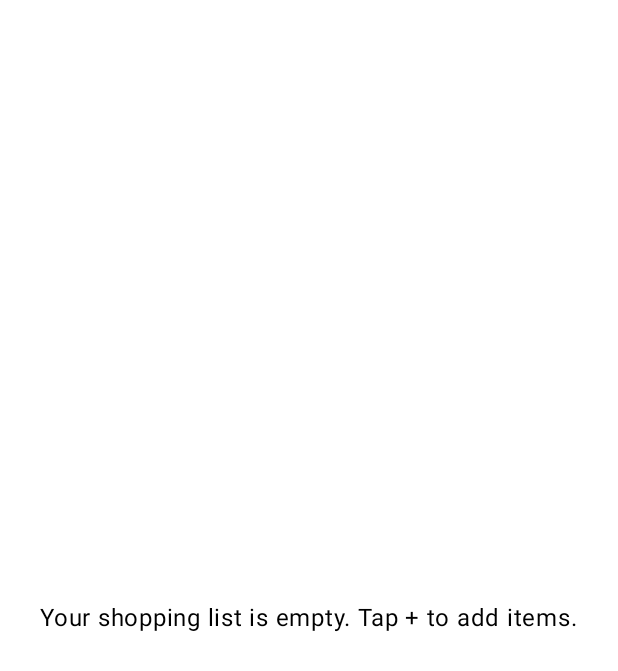
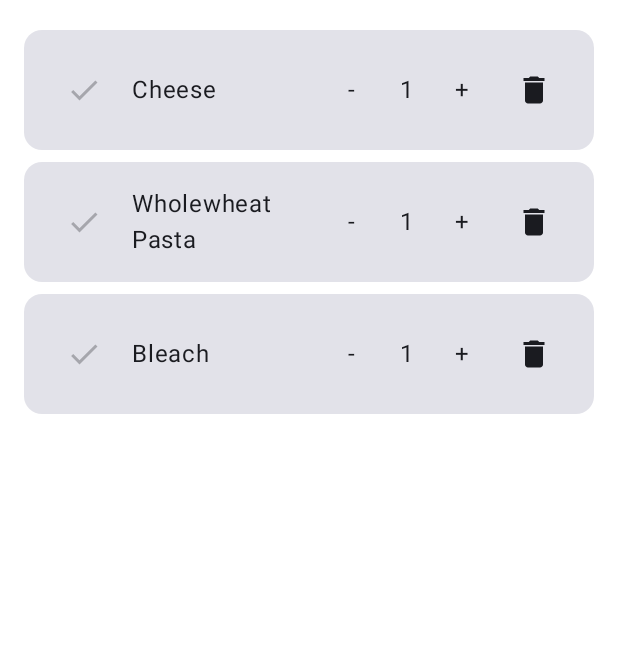
Before and after one commit to LukaFenir/lucius-list, an Android app built with Jetpack Compose: the @Preview function ShoppingListScreenPreview, on a phone screen of 412 x 824 dp. Shown: the top 671 px of the screen. Run offline under Robolectric (Android 15) with nearby library versions, the phone set to English and light mode, and no system bars.

Commit message:
feat: Display list of items on List Screen
Introduced a ShoppingListRow with interesting implementation commented
out for now

```diff
--- a/app/build.gradle.kts
+++ b/app/build.gradle.kts
@@ -50,6 +50,7 @@ dependencies {
     implementation(libs.androidx.ui.tooling.preview)
     implementation(libs.androidx.material3)
     testImplementation(libs.junit)
+    testImplementation(libs.assertj.core)
     androidTestImplementation(libs.androidx.junit)
     androidTestImplementation(libs.androidx.espresso.core)
     androidTestImplementation(platform(libs.androidx.compose.bom))
--- a/app/src/main/java/com/lukafenir/luciuslist/MainActivity.kt
+++ b/app/src/main/java/com/lukafenir/luciuslist/MainActivity.kt
@@ -9,6 +9,7 @@ import androidx.compose.material3.MaterialTheme
 import androidx.compose.material3.Surface
 import androidx.compose.ui.Modifier
 import com.lukafenir.luciuslist.ui.ShoppingListScreen
+import com.lukafenir.luciuslist.model.ShoppingListViewModel
 import com.lukafenir.luciuslist.ui.theme.ShoppingListTheme
 
 class MainActivity : ComponentActivity() {
@@ -21,7 +22,7 @@ class MainActivity : ComponentActivity() {
                     modifier = Modifier.fillMaxSize(),
                     color = MaterialTheme.colorScheme.background
                 ) {
-                    ShoppingListScreen()
+                    ShoppingListScreen(ShoppingListViewModel())
                 }
             }
         }
--- /dev/null
+++ b/app/src/main/java/com/lukafenir/luciuslist/model/ShoppingItem.kt
@@ -0,0 +1,9 @@
+package com.lukafenir.luciuslist.model
+
+data class ShoppingItem(
+    val id: Int,
+    val name: String,
+    val quantity: Int = 1,
+    val category: String = "",
+    val isChecked: Boolean = false
+)
--- /dev/null
+++ b/app/src/main/java/com/lukafenir/luciuslist/model/ShoppingListViewModel.kt
@@ -0,0 +1,21 @@
+package com.lukafenir.luciuslist.model
+
+import androidx.compose.runtime.mutableStateListOf
+import androidx.lifecycle.ViewModel
+
+class ShoppingListViewModel : ViewModel() {
+    private val _items = mutableStateListOf<ShoppingItem>()
+    val items: List<ShoppingItem> = _items
+
+    fun addItem(name: String){
+        _items.add(
+            ShoppingItem(
+                id = _items.size + 1,
+                name = name,
+                quantity = 1,
+                category = "",
+                isChecked = false
+            )
+        )
+    }
+}
--- /dev/null
+++ b/app/src/main/java/com/lukafenir/luciuslist/ui/ShoppingListRow.kt
@@ -0,0 +1,115 @@
+package com.lukafenir.luciuslist.ui
+
+import androidx.compose.foundation.layout.Column
+import androidx.compose.foundation.layout.Row
+import androidx.compose.foundation.layout.fillMaxWidth
+import androidx.compose.foundation.layout.padding
+import androidx.compose.material.icons.Icons
+import androidx.compose.material.icons.filled.Check
+import androidx.compose.material.icons.filled.Delete
+import androidx.compose.material3.Card
+import androidx.compose.material3.Icon
+import androidx.compose.material3.IconButton
+import androidx.compose.material3.MaterialTheme
+import androidx.compose.material3.Text
+import androidx.compose.runtime.Composable
+import androidx.compose.ui.Alignment
+import androidx.compose.ui.Modifier
+import androidx.compose.ui.platform.testTag
+import androidx.compose.ui.text.style.TextDecoration
+import androidx.compose.ui.tooling.preview.Preview
+import androidx.compose.ui.unit.dp
+import com.lukafenir.luciuslist.model.ShoppingItem
+import com.lukafenir.luciuslist.ui.theme.ShoppingListTheme
+
+@Composable
+fun ShoppingListRow(item: ShoppingItem) {
+    Card(
+        modifier = Modifier
+            .fillMaxWidth()
+            .padding(vertical = 4.dp)
+    ) {
+        Row(
+            modifier = Modifier
+                .fillMaxWidth()
+                .padding(16.dp),
+            verticalAlignment = Alignment.CenterVertically
+        ) {
+            IconButton(onClick = {
+//                onToggleChecked
+            }) {
+                Icon(
+//                    imageVector = if (item.isChecked) Icons.Default.Check else Icons.Default.Check,
+                    imageVector = Icons.Default.Check,
+                    contentDescription = "Check Item",
+//                    tint = if (item.isChecked) MaterialTheme.colorScheme.primary else MaterialTheme.colorScheme.onSurface.copy(alpha = 0.3f)
+                    tint = MaterialTheme.colorScheme.onSurface.copy(alpha = 0.3f)
+                )
+            } //TODO test ShoppingListRow
+
+            Column(
+                modifier = Modifier
+                    .weight(1f)
+                    .padding(horizontal = 8.dp)
+            ) {
+                Text(
+                    text = item.name,
+                    style = MaterialTheme.typography.bodyLarge,
+                    textDecoration = TextDecoration.None
+                )
+                if (item.category.isNotEmpty()) {
+                    Text(
+                        text = item.category,
+                        style = MaterialTheme.typography.bodySmall,
+                        color = MaterialTheme.colorScheme.onSurface.copy(alpha = 0.6f)
+                    )
+                }
+            }
+
+            Row(
+                verticalAlignment = Alignment.CenterVertically
+            ) {
+                IconButton(
+                    onClick = {
+//                        if (item.quantity > 1) {
+//                            onQuantityChange(item.quantity - 1)
+//                        }
+                    }
+                ) {
+                    Text("-")
+                }
+
+                Text(
+                    text = "${item.quantity}",
+                    modifier = Modifier.padding(horizontal = 8.dp)
+                        .testTag("quantity_text_${item.id}"),
+                )
+
+                IconButton(
+                    onClick = {
+//                        onQuantityChange(item.quantity + 1)
+                    }
+                ) {
+                    Text("+")
+                }
+
+                IconButton(onClick = {
+//                    onDelete
+                }) {
+                    Icon(
+                        imageVector = Icons.Default.Delete,
+                        contentDescription = "Delete Item"
+                    )
+                }
+            }
+        }
+    }
+}
+
+@Preview(showBackground = true)
+@Composable
+fun ShoppingListRowPreview(){
+    ShoppingListTheme {
+        ShoppingListRow(ShoppingItem(1, "Cheese"))
+    }
+}
--- a/app/src/main/java/com/lukafenir/luciuslist/ui/ShoppingListScreen.kt
+++ b/app/src/main/java/com/lukafenir/luciuslist/ui/ShoppingListScreen.kt
@@ -1,17 +1,24 @@
 package com.lukafenir.luciuslist.ui
 
 import androidx.compose.foundation.layout.Box
+import androidx.compose.foundation.layout.PaddingValues
 import androidx.compose.foundation.layout.fillMaxSize
+import androidx.compose.foundation.lazy.LazyColumn
+import androidx.compose.foundation.lazy.items
 import androidx.compose.material3.Text
 import androidx.compose.runtime.Composable
 import androidx.compose.ui.Alignment
 import androidx.compose.ui.Modifier
 import androidx.compose.ui.tooling.preview.Preview
+import androidx.compose.ui.unit.dp
+import com.lukafenir.luciuslist.model.ShoppingListViewModel
 import com.lukafenir.luciuslist.ui.theme.ShoppingListTheme
 
 @Composable
 fun ShoppingListScreen(
+    shoppingListViewModel: ShoppingListViewModel
 ) {
+    if(shoppingListViewModel.items.isEmpty()){
         Box(
             modifier = Modifier
                 .fillMaxSize(),
@@ -19,12 +26,27 @@ fun ShoppingListScreen(
         ) {
             Text("Your shopping list is empty. Tap + to add items.")
         }
+    } else {
+        LazyColumn(
+            modifier = Modifier
+                .fillMaxSize(),
+            contentPadding = PaddingValues(16.dp)
+        ) {
+            items(shoppingListViewModel.items) { item ->
+                ShoppingListRow(item)
+            }
+        }
+    }
 }
 
 @Preview(showBackground = true)
 @Composable
 fun ShoppingListScreenPreview() {
+    var viewModel = ShoppingListViewModel()
+    viewModel.addItem("Cheese")
+    viewModel.addItem("Wholewheat Pasta")
+    viewModel.addItem("Bleach")
     ShoppingListTheme {
-        ShoppingListScreen()
+        ShoppingListScreen(viewModel)
     }
 }
--- a/gradle/libs.versions.toml
+++ b/gradle/libs.versions.toml
@@ -1,5 +1,6 @@
 [versions]
 agp = "8.9.1"
+assertjCore = "3.24.2"
 kotlin = "2.0.21"
 coreKtx = "1.10.1"
 junit = "4.13.2"
@@ -11,6 +12,7 @@ composeBom = "2024.09.00"
 
 [libraries]
 androidx-core-ktx = { group = "androidx.core", name = "core-ktx", version.ref = "coreKtx" }
+assertj-core = { module = "org.assertj:assertj-core", version.ref = "assertjCore" }
 junit = { group = "junit", name = "junit", version.ref = "junit" }
 androidx-junit = { group = "androidx.test.ext", name = "junit", version.ref = "junitVersion" }
 androidx-espresso-core = { group = "androidx.test.espresso", name = "espresso-core", version.ref = "espressoCore" }
```
Also changed, not shown: 3 other files. Lines whose indentation alone changed are shown as unchanged.
